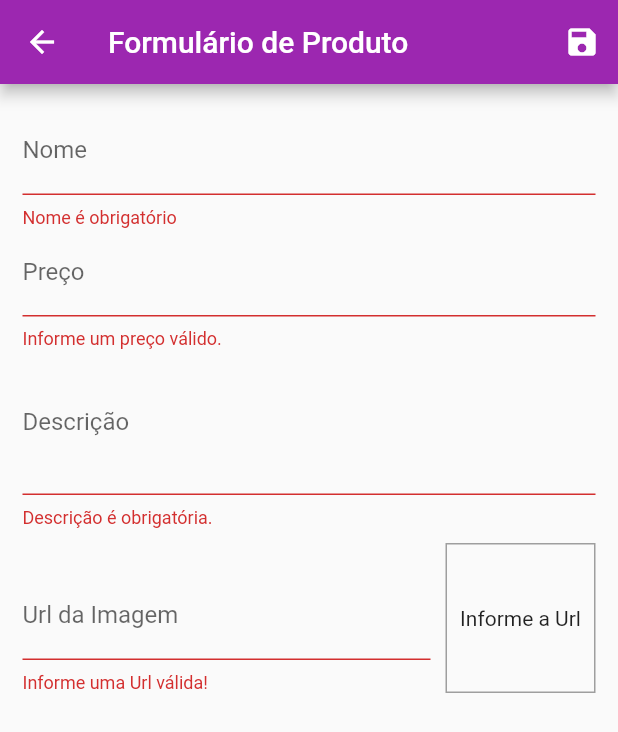
After one commit to waldirdev01/new_shop, a Flutter app: the ProductFormPage screen opened by its route, after a tap on the "save" icon, on a phone screen of 412 x 824 dp. The commit adds this screen. Shown: the top 732 px of the screen. Run offline on Flutter 3.47's test engine with Material 2 defaults, Android fonts, the phone set to English and light mode, and no system bars; network calls fail.

Commit message:
Pronto para interagir com o Firebase

```diff
--- a/lib/main.dart
+++ b/lib/main.dart
@@ -4,7 +4,9 @@ import 'package:new_shop/models/product_list.dart';
 import 'package:new_shop/pages/cart_page.dart';
 import 'package:new_shop/pages/orders_page.dart';
 import 'package:new_shop/pages/product_detail_page.dart';
+import 'package:new_shop/pages/product_form_page.dart';
 import 'package:new_shop/pages/products_overview_page.dart';
+import 'package:new_shop/pages/products_page.dart';
 import 'package:new_shop/utils/app_routes.dart';
 import 'package:provider/provider.dart';
 
@@ -48,6 +50,8 @@ class MyApp extends StatelessWidget {
           AppRoutes.PRODUCT_DETAIL: (ctx) => ProductDetailPage(),
           AppRoutes.CART: (ctx) => CartPage(),
           AppRoutes.ORDERS: (ctx) => OrdersPage(),
+          AppRoutes.PRODUCTS: (ctx) => ProductsPage(),
+          AppRoutes.PRODUCT_FORM: (context) => ProductFormPage(),
         },
       ),
     );
--- /dev/null
+++ b/lib/pages/product_form_page.dart
@@ -0,0 +1,232 @@
+import 'package:flutter/material.dart';
+import 'package:provider/provider.dart';
+
+import '../models/product.dart';
+import '../models/product_list.dart';
+
+
+class ProductFormPage extends StatefulWidget {
+  const ProductFormPage({Key? key}) : super(key: key);
+
+  @override
+  _ProductFormPageState createState() => _ProductFormPageState();
+}
+
+class _ProductFormPageState extends State<ProductFormPage> {
+  final _priceFocus = FocusNode();
+  final _descriptionFocus = FocusNode();
+
+  final _imageUrlFocus = FocusNode();
+  final _imageUrlController = TextEditingController();
+
+  final _formKey = GlobalKey<FormState>();
+  final _formData = Map<String, Object>();
+
+  @override
+  void initState() {
+    super.initState();
+    _imageUrlFocus.addListener(updateImage);
+  }
+
+  @override
+  void didChangeDependencies() {
+    super.didChangeDependencies();
+
+    if (_formData.isEmpty) {
+      final arg = ModalRoute.of(context)?.settings.arguments;
+
+      if (arg != null) {
+        final product = arg as Product;
+        _formData['id'] = product.id;
+        _formData['name'] = product.name;
+        _formData['price'] = product.price;
+        _formData['description'] = product.description;
+        _formData['imageUrl'] = product.imageUrl;
+
+        _imageUrlController.text = product.imageUrl;
+      }
+    }
+  }
+
+  @override
+  void dispose() {
+    super.dispose();
+    _priceFocus.dispose();
+    _descriptionFocus.dispose();
+
+    _imageUrlFocus.removeListener(updateImage);
+    _imageUrlFocus.dispose();
+  }
+
+  void updateImage() {
+    setState(() {});
+  }
+
+  bool isValidImageUrl(String url) {
+    bool isValidUrl = Uri.tryParse(url)?.hasAbsolutePath ?? false;
+    bool endsWithFile = url.toLowerCase().endsWith('.png') ||
+        url.toLowerCase().endsWith('.jpg') ||
+        url.toLowerCase().endsWith('.jpeg');
+    return isValidUrl && endsWithFile;
+  }
+
+  void _submitForm() {
+    final isValid = _formKey.currentState?.validate() ?? false;
+
+    if (!isValid) {
+      return;
+    }
+
+    _formKey.currentState?.save();
+
+    Provider.of<ProductList>(
+      context,
+      listen: false,
+    ).saveProduct(_formData);
+
+    Navigator.of(context).pop();
+  }
+
+  @override
+  Widget build(BuildContext context) {
+    return Scaffold(
+      appBar: AppBar(
+        title: Text('Formulário de Produto'),
+        actions: [
+          IconButton(
+            onPressed: _submitForm,
+            icon: Icon(Icons.save),
+          ),
+        ],
+      ),
+      body: Padding(
+        padding: const EdgeInsets.all(15),
+        child: Form(
+          key: _formKey,
+          child: ListView(
+            children: [
+              TextFormField(
+                initialValue: _formData['name']?.toString(),
+                decoration: InputDecoration(
+                  labelText: 'Nome',
+                ),
+                textInputAction: TextInputAction.next,
+                onFieldSubmitted: (_) {
+                  FocusScope.of(context).requestFocus(_priceFocus);
+                },
+                onSaved: (name) => _formData['name'] = name ?? '',
+                validator: (_name) {
+                  final name = _name ?? '';
+
+                  if (name.trim().isEmpty) {
+                    return 'Nome é obrigatório';
+                  }
+
+                  if (name.trim().length < 3) {
+                    return 'Nome precisa no mínimo de 3 letras.';
+                  }
+
+                  return null;
+                },
+              ),
+              TextFormField(
+                initialValue: _formData['price']?.toString(),
+                decoration: InputDecoration(labelText: 'Preço'),
+                textInputAction: TextInputAction.next,
+                focusNode: _priceFocus,
+                keyboardType: TextInputType.numberWithOptions(
+                  decimal: true,
+                ),
+                onFieldSubmitted: (_) {
+                  FocusScope.of(context).requestFocus(_descriptionFocus);
+                },
+                onSaved: (price) =>
+                    _formData['price'] = double.parse(price ?? '0'),
+                validator: (_price) {
+                  final priceString = _price ?? '';
+                  final price = double.tryParse(priceString) ?? -1;
+
+                  if (price <= 0) {
+                    return 'Informe um preço válido.';
+                  }
+
+                  return null;
+                },
+              ),
+              TextFormField(
+                initialValue: _formData['description']?.toString(),
+                decoration: InputDecoration(labelText: 'Descrição'),
+                textInputAction: TextInputAction.next,
+                focusNode: _descriptionFocus,
+                keyboardType: TextInputType.multiline,
+                maxLines: 3,
+                onSaved: (description) =>
+                    _formData['description'] = description ?? '',
+                validator: (_description) {
+                  final description = _description ?? '';
+
+                  if (description.trim().isEmpty) {
+                    return 'Descrição é obrigatória.';
+                  }
+
+                  if (description.trim().length < 10) {
+                    return 'Descrição precisa no mínimo de 10 letras.';
+                  }
+
+                  return null;
+                },
+              ),
+              Row(
+                crossAxisAlignment: CrossAxisAlignment.end,
+                children: [
+                  Expanded(
+                    child: TextFormField(
+                      decoration: InputDecoration(labelText: 'Url da Imagem'),
+                      keyboardType: TextInputType.url,
+                      textInputAction: TextInputAction.done,
+                      focusNode: _imageUrlFocus,
+                      controller: _imageUrlController,
+                      onFieldSubmitted: (_) => _submitForm(),
+                      onSaved: (imageUrl) =>
+                          _formData['imageUrl'] = imageUrl ?? '',
+                      validator: (_imageUrl) {
+                        final imageUrl = _imageUrl ?? '';
+
+                        if (!isValidImageUrl(imageUrl)) {
+                          return 'Informe uma Url válida!';
+                        }
+
+                        return null;
+                      },
+                    ),
+                  ),
+                  Container(
+                    height: 100,
+                    width: 100,
+                    margin: const EdgeInsets.only(
+                      top: 10,
+                      left: 10,
+                    ),
+                    decoration: BoxDecoration(
+                      border: Border.all(
+                        color: Colors.grey,
+                        width: 1,
+                      ),
+                    ),
+                    alignment: Alignment.center,
+                    child: _imageUrlController.text.isEmpty
+                        ? Text('Informe a Url')
+                        : FittedBox(
+                            child: Image.network(_imageUrlController.text),
+                            fit: BoxFit.cover,
+                          ),
+                  ),
+                ],
+              ),
+            ],
+          ),
+        ),
+      ),
+    );
+  }
+}
--- a/lib/utils/app_routes.dart
+++ b/lib/utils/app_routes.dart
@@ -3,4 +3,6 @@ class AppRoutes {
   static const PRODUCT_DETAIL = '/product-detail';
   static const CART = '/cart';
   static const ORDERS = '/orders';
+  static const PRODUCTS = '/products';
+  static const PRODUCT_FORM = '/products-form';
 }
--- a/pubspec.yaml
+++ b/pubspec.yaml
@@ -36,6 +36,7 @@ dependencies:
   cupertino_icons: ^1.0.2
   provider: ^6.0.3
   intl: ^0.17.0
+  http: ^0.13.4
 
 dev_dependencies:
   flutter_test:
```
Also changed, not shown: lib/components/app_drawer.dart (+9 -0 lines), lib/components/product_item.dart (added, +71 -0 lines), lib/models/product_list.dart (+41 -0 lines), lib/pages/products_page.dart (added, +43 -0 lines), pubspec.lock.
